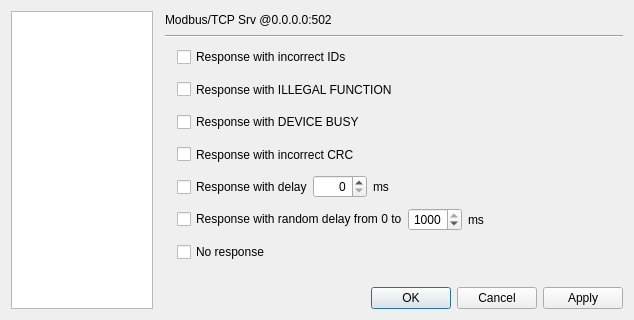
First picture: the form in omodsim/dialogs/dialogserversettings.ui, repository sanny32/OpenModSim, before the edit.
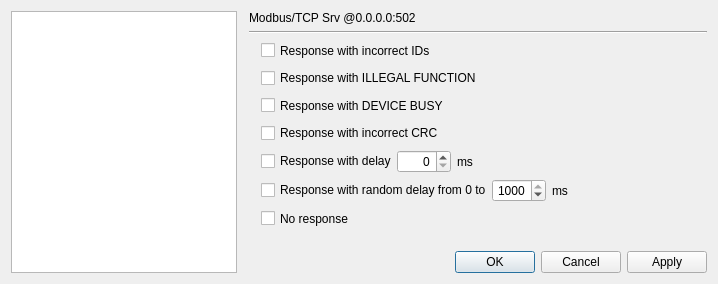
Second picture: the form after the edit.

Commit message: Developing modbus server settings

What changed in the file:
```diff
--- a/omodsim/dialogs/dialogserversettings.ui
+++ b/omodsim/dialogs/dialogserversettings.ui
@@ -6,8 +6,8 @@
    <rect>
     <x>0</x>
     <y>0</y>
-    <width>634</width>
-    <height>320</height>
+    <width>718</width>
+    <height>284</height>
    </rect>
   </property>
   <property name="windowTitle">
```
Left out of the diff: 8 changed lines with no effect on the pictures. The commit also changes 2 other files.
